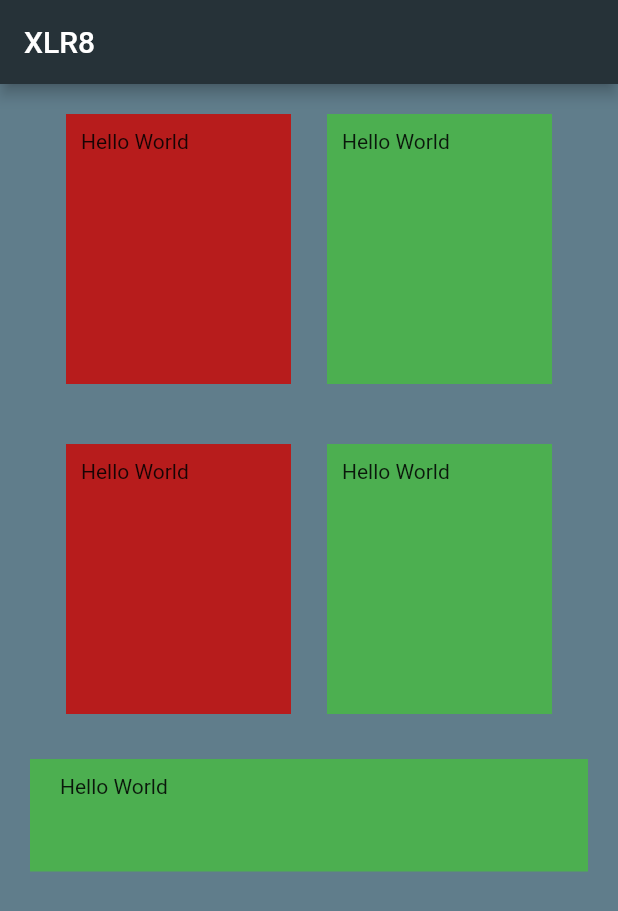
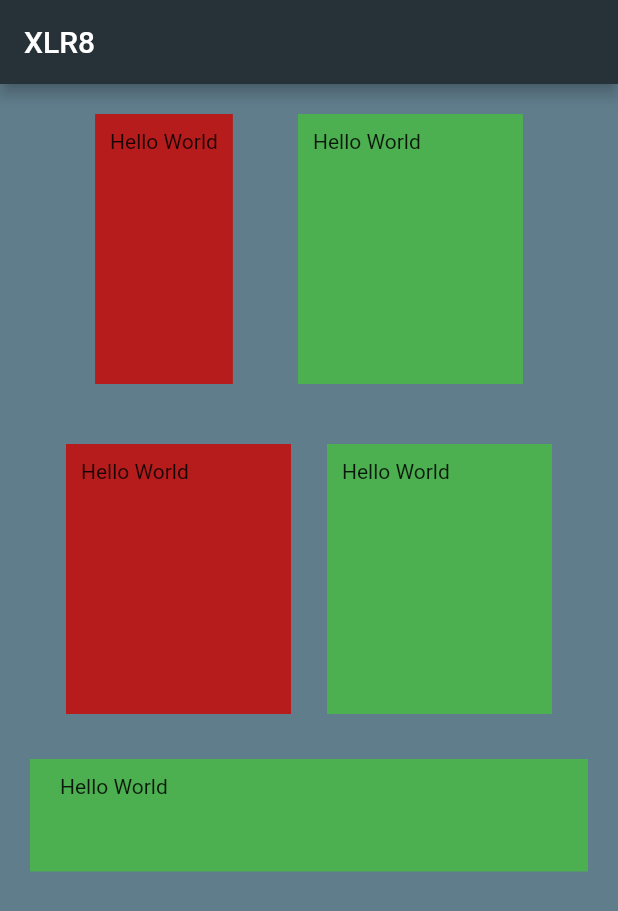
Before and after one commit to sumit8275/xlr8_repo, a Flutter app: the screen it shows after launch, on a phone screen of 412 x 824 dp. Shown: the top 911 px of the screen. Run offline on Flutter 3.47's test engine with Material 2 defaults, Android fonts, the phone set to English and light mode, and no system bars.

```diff
--- a/lib/main.dart
+++ b/lib/main.dart
@@ -17,7 +17,6 @@ class MyApp extends StatelessWidget {
                 Container(
                   margin: const EdgeInsets.all(10.0),
                   height: 200,
-                  color: Colors.blue[750],
                   child: Row(
                     mainAxisAlignment: MainAxisAlignment.spaceEvenly,
                     crossAxisAlignment: CrossAxisAlignment.stretch,
@@ -25,7 +24,6 @@ class MyApp extends StatelessWidget {
                       Container(
                         margin: EdgeInsets.fromLTRB(10, 10, 0, 10),
                         padding: EdgeInsets.all(10),
-                        width: 150,
                         height: 100,
                         color: Colors.red[900],
                         child: Text('Hello World'),
```
Also changed, not shown: 1 other file.
